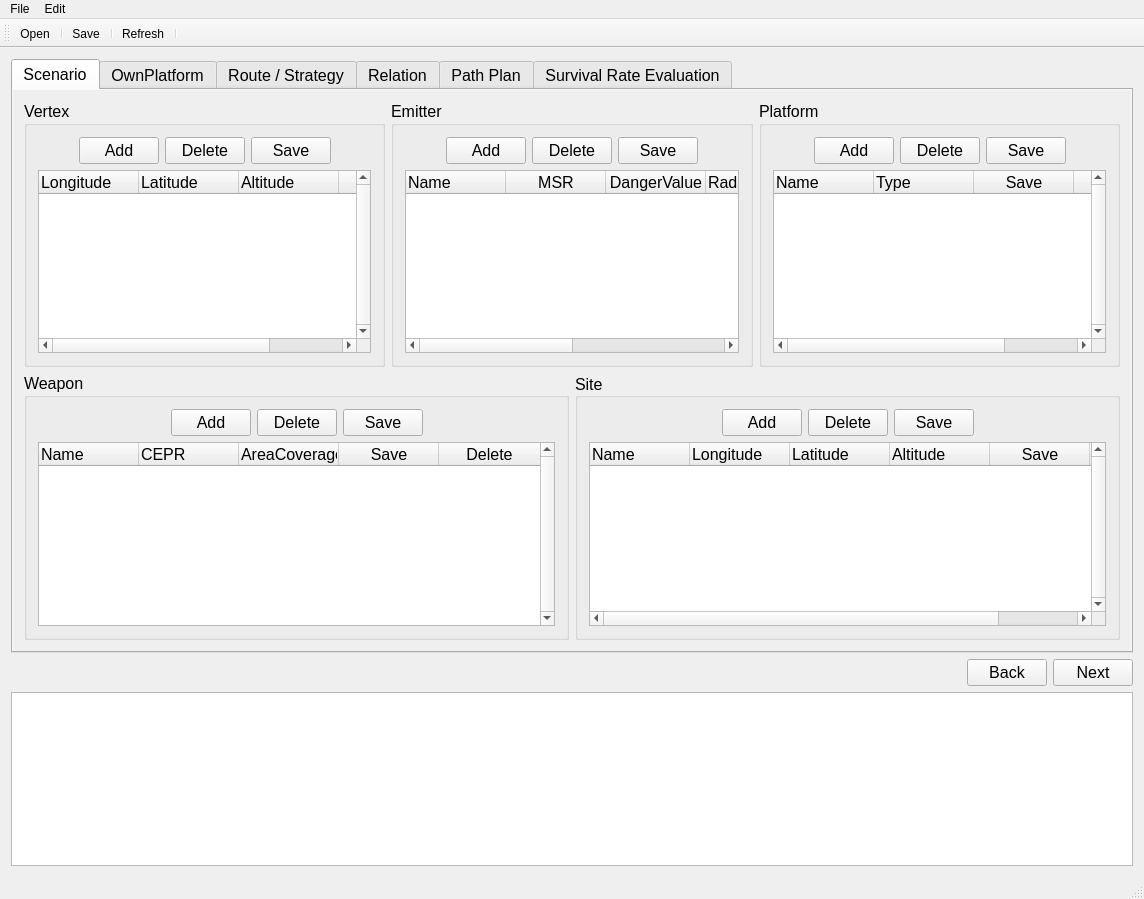
Qt form PathPlanGui/MainWindow.ui (louie17/PathPlanning) before a commit.
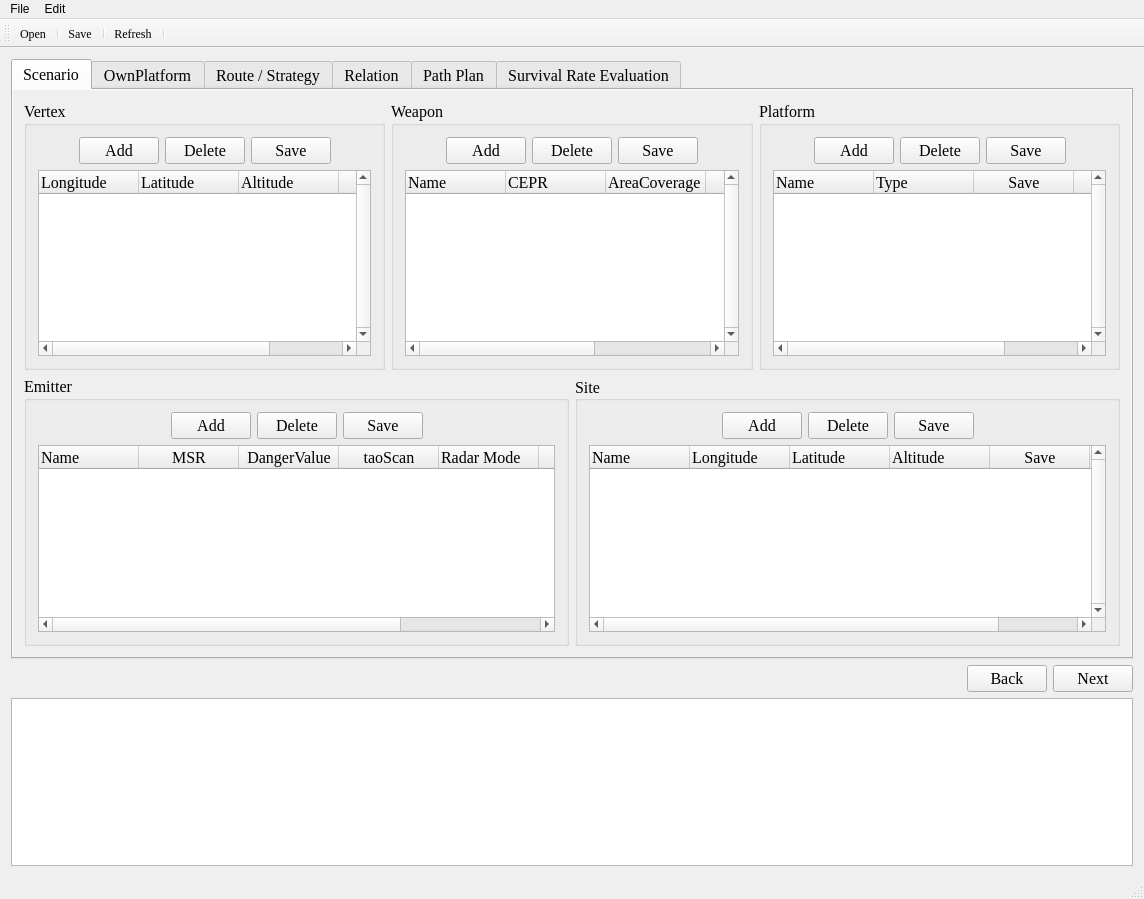
The same form after that commit. The open tabs and pages were chosen to show the change. Custom widgets are drawn as their Qt base class.

Commit message: Checkbox:ECM/ESM Added 策略生成名称添加

Patch:
```diff
--- a/PathPlanGui/MainWindow.ui
+++ b/PathPlanGui/MainWindow.ui
@@ -42,12 +42,12 @@
         </property>
         <property name="font">
          <font>
-          <family>Arial</family>
+          <family>Times New Roman</family>
           <pointsize>12</pointsize>
          </font>
         </property>
         <property name="currentIndex">
-         <number>1</number>
+         <number>4</number>
         </property>
         <widget class="QWidget" name="tab">
          <property name="layoutDirection">
@@ -93,6 +93,11 @@
                    </item>
                    <item>
                     <widget class="QPushButton" name="pushButton_VaddRow">
+                     <property name="font">
+                      <font>
+                       <family>Times New Roman</family>
+                      </font>
+                     </property>
                      <property name="text">
                       <string>Add</string>
                      </property>
@@ -131,7 +136,7 @@
                   <widget class="QTableWidget" name="tableWidget_Vertex">
                    <property name="font">
                     <font>
-                     <family>Arial</family>
+                     <family>Times New Roman</family>
                      <pointsize>12</pointsize>
                     </font>
                    </property>
@@ -208,6 +213,290 @@
              </widget>
             </item>
             <item>
+             <widget class="QGroupBox" name="groupBox_7">
+              <property name="title">
+               <string>Weapon</string>
+              </property>
+              <layout class="QVBoxLayout" name="verticalLayout_8">
+               <item>
+                <layout class="QVBoxLayout" name="verticalLayout_5">
+                 <item>
+                  <layout class="QHBoxLayout" name="horizontalLayout">
+                   <item>
+                    <spacer name="horizontalSpacer_3">
+                     <property name="orientation">
+                      <enum>Qt::Horizontal</enum>
+                     </property>
+                     <property name="sizeHint" stdset="0">
+                      <size>
+                       <width>40</width>
+                       <height>20</height>
+                      </size>
+                     </property>
+                    </spacer>
+                   </item>
+                   <item>
+                    <widget class="QPushButton" name="pushButton_WaddRow">
+                     <property name="text">
+                      <string>Add</string>
+                     </property>
+                    </widget>
+                   </item>
+                   <item>
+                    <widget class="QPushButton" name="pushButton_WdelRow">
+                     <property name="text">
+                      <string>Delete</string>
+                     </property>
+                    </widget>
+                   </item>
+                   <item>
+                    <widget class="QPushButton" name="pushButton_Wsave">
+                     <property name="text">
+                      <string>Save</string>
+                     </property>
+                    </widget>
+                   </item>
+                   <item>
+                    <spacer name="horizontalSpacer_4">
+                     <property name="orientation">
+                      <enum>Qt::Horizontal</enum>
+                     </property>
+                     <property name="sizeHint" stdset="0">
+                      <size>
+                       <width>40</width>
+                       <height>20</height>
+                      </size>
+                     </property>
+                    </spacer>
+                   </item>
+                  </layout>
+                 </item>
+                 <item>
+                  <widget class="QTableWidget" name="tableWidget_Weapon">
+                   <property name="font">
+                    <font>
+                     <family>Times New Roman</family>
+                     <pointsize>12</pointsize>
+                    </font>
+                   </property>
+                   <property name="layoutDirection">
+                    <enum>Qt::LeftToRight</enum>
+                   </property>
+                   <property name="lineWidth">
+                    <number>0</number>
+                   </property>
+                   <property name="verticalScrollBarPolicy">
+                    <enum>Qt::ScrollBarAlwaysOn</enum>
+                   </property>
+                   <property name="horizontalScrollBarPolicy">
+                    <enum>Qt::ScrollBarAsNeeded</enum>
+                   </property>
+                   <property name="dragEnabled">
+                    <bool>true</bool>
+                   </property>
+                   <property name="selectionBehavior">
+                    <enum>QAbstractItemView::SelectItems</enum>
+                   </property>
+                   <property name="textElideMode">
+                    <enum>Qt::ElideMiddle</enum>
+                   </property>
+                   <property name="sortingEnabled">
+                    <bool>true</bool>
+                   </property>
+                   <attribute name="horizontalHeaderCascadingSectionResizes">
+                    <bool>false</bool>
+                   </attribute>
+                   <attribute name="horizontalHeaderShowSortIndicator" stdset="0">
+                    <bool>false</bool>
+                   </attribute>
+                   <attribute name="horizontalHeaderStretchLastSection">
+                    <bool>true</bool>
+                   </attribute>
+                   <attribute name="verticalHeaderShowSortIndicator" stdset="0">
+                    <bool>true</bool>
+                   </attribute>
+                   <column>
+                    <property name="text">
+                     <string>Name</string>
+                    </property>
+                    <property name="textAlignment">
+                     <set>AlignJustify|AlignVCenter</set>
+                    </property>
+                   </column>
+                   <column>
+                    <property name="text">
+                     <string>CEPR</string>
+                    </property>
+                    <property name="textAlignment">
+                     <set>AlignJustify|AlignVCenter</set>
+                    </property>
+                   </column>
+                   <column>
+                    <property name="text">
+                     <string>AreaCoverage</string>
+                    </property>
+                    <property name="textAlignment">
+                     <set>AlignJustify|AlignVCenter</set>
+                    </property>
+                   </column>
+                   <column>
+                    <property name="text">
+                     <string>Save</string>
+                    </property>
+                   </column>
+                   <column>
+                    <property name="text">
+                     <string>Delete</string>
+                    </property>
+                   </column>
+                  </widget>
+                 </item>
+                </layout>
+               </item>
+              </layout>
+             </widget>
+            </item>
+            <item>
+             <widget class="QGroupBox" name="groupBox_2">
+              <property name="title">
+               <string>Platform</string>
+              </property>
+              <layout class="QVBoxLayout" name="verticalLayout_10">
+               <item>
+                <layout class="QVBoxLayout" name="verticalLayout_4">
+                 <item>
+                  <layout class="QHBoxLayout" name="horizontalLayout_5">
+                   <item>
+                    <spacer name="horizontalSpacer_11">
+                     <property name="orientation">
+                      <enum>Qt::Horizontal</enum>
+                     </property>
+                     <property name="sizeHint" stdset="0">
+                      <size>
+                       <width>40</width>
+                       <height>20</height>
+                      </size>
+                     </property>
+                    </spacer>
+                   </item>
+                   <item>
+                    <widget class="QPushButton" name="pushButton_PaddRow">
+                     <property name="text">
+                      <string>Add</string>
+                     </property>
+                    </widget>
+                   </item>
+                   <item>
+                    <widget class="QPushButton" name="pushButton_PdelRow">
+                     <property name="text">
+                      <string>Delete</string>
+                     </property>
+                    </widget>
+                   </item>
+                   <item>
+                    <widget class="QPushButton" name="pushButton_Psave">
+                     <property name="text">
+                      <string>Save</string>
+                     </property>
+                    </widget>
+                   </item>
+                   <item>
+                    <spacer name="horizontalSpacer_12">
+                     <property name="orientation">
+                      <enum>Qt::Horizontal</enum>
+                     </property>
+                     <property name="sizeHint" stdset="0">
+                      <size>
+                       <width>40</width>
+                       <height>20</height>
+                      </size>
+                     </property>
+                    </spacer>
+                   </item>
+                  </layout>
+                 </item>
+                 <item>
+                  <widget class="QTableWidget" name="tableWidget_Platform">
+                   <property name="font">
+                    <font>
+                     <family>Times New Roman</family>
+                     <pointsize>12</pointsize>
+                    </font>
+                   </property>
+                   <property name="layoutDirection">
+                    <enum>Qt::LeftToRight</enum>
+                   </property>
+                   <property name="lineWidth">
+                    <number>0</number>
+                   </property>
+                   <property name="verticalScrollBarPolicy">
+                    <enum>Qt::ScrollBarAlwaysOn</enum>
+                   </property>
+                   <property name="horizontalScrollBarPolicy">
+                    <enum>Qt::ScrollBarAsNeeded</enum>
+                   </property>
+                   <property name="dragEnabled">
+                    <bool>true</bool>
+                   </property>
+                   <property name="selectionBehavior">
+                    <enum>QAbstractItemView::SelectItems</enum>
+                   </property>
+                   <property name="textElideMode">
+                    <enum>Qt::ElideMiddle</enum>
+                   </property>
+                   <property name="sortingEnabled">
+                    <bool>true</bool>
+                   </property>
+                   <attribute name="horizontalHeaderCascadingSectionResizes">
+                    <bool>false</bool>
+                   </attribute>
+                   <attribute name="horizontalHeaderShowSortIndicator" stdset="0">
+                    <bool>false</bool>
+                   </attribute>
+                   <attribute name="horizontalHeaderStretchLastSection">
+                    <bool>false</bool>
+                   </attribute>
+                   <attribute name="verticalHeaderShowSortIndicator" stdset="0">
+                    <bool>true</bool>
+                   </attribute>
+                   <column>
+                    <property name="text">
+                     <string>Name</string>
+                    </property>
+                    <property name="textAlignment">
+                     <set>AlignJustify|AlignVCenter</set>
+                    </property>
+                   </column>
+                   <column>
+                    <property name="text">
+                     <string>Type</string>
+                    </property>
+                    <property name="textAlignment">
+                     <set>AlignJustify|AlignVCenter</set>
+                    </property>
+                   </column>
+                   <column>
+                    <property name="text">
+                     <string>Save</string>
+                    </property>
+                   </column>
+                   <column>
+                    <property name="text">
+                     <string>Delete</string>
+                    </property>
+                   </column>
+                  </widget>
+                 </item>
+                </layout>
+               </item>
+              </layout>
+             </widget>
+            </item>
+           </layout>
+          </item>
+          <item>
+           <layout class="QHBoxLayout" name="horizontalLayout_13">
+            <item>
              <widget class="QGroupBox" name="groupBox_3">
               <property name="title">
                <string>Emitter</string>
@@ -270,7 +559,7 @@
                   <widget class="QTableWidget" name="tableWidget_Emitter">
                    <property name="font">
                     <font>
-                     <family>Arial</family>
+                     <family>Times New Roman</family>
                      <pointsize>12</pointsize>
                     </font>
                    </property>
@@ -304,6 +593,11 @@
                      <string>DangerValue</string>
                     </property>
                    </column>
+                   <column>
+                    <property name="text">
+                     <string>taoScan</string>
+                    </property>
+                   </column>
                    <column>
                     <property name="text">
                      <string>Radar Mode</string>
@@ -330,290 +624,6 @@
              </widget>
             </item>
             <item>
-             <widget class="QGroupBox" name="groupBox_2">
-              <property name="title">
-               <string>Platform</string>
-              </property>
-              <layout class="QVBoxLayout" name="verticalLayout_10">
-               <item>
-                <layout class="QVBoxLayout" name="verticalLayout_4">
-                 <item>
-                  <layout class="QHBoxLayout" name="horizontalLayout_5">
-                   <item>
-                    <spacer name="horizontalSpacer_11">
-                     <property name="orientation">
-                      <enum>Qt::Horizontal</enum>
-                     </property>
-                     <property name="sizeHint" stdset="0">
-                      <size>
-                       <width>40</width>
-                       <height>20</height>
-                      </size>
-                     </property>
-                    </spacer>
-                   </item>
-                   <item>
-                    <widget class="QPushButton" name="pushButton_PaddRow">
-                     <property name="text">
-                      <string>Add</string>
-                     </property>
-                    </widget>
-                   </item>
-                   <item>
-                    <widget class="QPushButton" name="pushButton_PdelRow">
-                     <property name="text">
-                      <string>Delete</string>
-                     </property>
-                    </widget>
-                   </item>
-                   <item>
-                    <widget class="QPushButton" name="pushButton_Psave">
-                     <property name="text">
-                      <string>Save</string>
-                     </property>
-                    </widget>
-                   </item>
-                   <item>
-                    <spacer name="horizontalSpacer_12">
-                     <property name="orientation">
-                      <enum>Qt::Horizontal</enum>
-                     </property>
-                     <property name="sizeHint" stdset="0">
-                      <size>
-                       <width>40</width>
-                       <height>20</height>
-                      </size>
-                     </property>
-                    </spacer>
-                   </item>
-                  </layout>
-                 </item>
-                 <item>
-                  <widget class="QTableWidget" name="tableWidget_Platform">
-                   <property name="font">
-                    <font>
-                     <family>Arial</family>
-                     <pointsize>12</pointsize>
-                    </font>
-                   </property>
-                   <property name="layoutDirection">
-                    <enum>Qt::LeftToRight</enum>
-                   </property>
-                   <property name="lineWidth">
-                    <number>0</number>
-                   </property>
-                   <property name="verticalScrollBarPolicy">
-                    <enum>Qt::ScrollBarAlwaysOn</enum>
-                   </property>
-                   <property name="horizontalScrollBarPolicy">
-                    <enum>Qt::ScrollBarAsNeeded</enum>
-                   </property>
-                   <property name="dragEnabled">
-                    <bool>true</bool>
-                   </property>
-                   <property name="selectionBehavior">
-                    <enum>QAbstractItemView::SelectItems</enum>
-                   </property>
-                   <property name="textElideMode">
-                    <enum>Qt::ElideMiddle</enum>
-                   </property>
-                   <property name="sortingEnabled">
-                    <bool>true</bool>
-                   </property>
-                   <attribute name="horizontalHeaderCascadingSectionResizes">
-                    <bool>false</bool>
-                   </attribute>
-                   <attribute name="horizontalHeaderShowSortIndicator" stdset="0">
-                    <bool>false</bool>
-                   </attribute>
-                   <attribute name="horizontalHeaderStretchLastSection">
-                    <bool>false</bool>
-                   </attribute>
-                   <attribute name="verticalHeaderShowSortIndicator" stdset="0">
-                    <bool>true</bool>
-                   </attribute>
-                   <column>
-                    <property name="text">
-                     <string>Name</string>
-                    </property>
-                    <property name="textAlignment">
-                     <set>AlignJustify|AlignVCenter</set>
-                    </property>
-                   </column>
-                   <column>
-                    <property name="text">
-                     <string>Type</string>
-                    </property>
-                    <property name="textAlignment">
-                     <set>AlignJustify|AlignVCenter</set>
-                    </property>
-                   </column>
-                   <column>
-                    <property name="text">
-                     <string>Save</string>
-                    </property>
-                   </column>
-                   <column>
-                    <property name="text">
-                     <string>Delete</string>
-                    </property>
-                   </column>
-                  </widget>
-                 </item>
-                </layout>
-               </item>
-              </layout>
-             </widget>
-            </item>
-           </layout>
-          </item>
-          <item>
-           <layout class="QHBoxLayout" name="horizontalLayout_13">
-            <item>
-             <widget class="QGroupBox" name="groupBox_7">
-              <property name="title">
-               <string>Weapon</string>
-              </property>
-              <layout class="QVBoxLayout" name="verticalLayout_8">
-               <item>
-                <layout class="QVBoxLayout" name="verticalLayout_5">
-                 <item>
-                  <layout class="QHBoxLayout" name="horizontalLayout">
-                   <item>
-                    <spacer name="horizontalSpacer_3">
-                     <property name="orientation">
-                      <enum>Qt::Horizontal</enum>
-                     </property>
-                     <property name="sizeHint" stdset="0">
-                      <size>
-                       <width>40</width>
-                       <height>20</height>
-                      </size>
-                     </property>
-                    </spacer>
-                   </item>
-                   <item>
-                    <widget class="QPushButton" name="pushButton_WaddRow">
-                     <property name="text">
-                      <string>Add</string>
-                     </property>
-                    </widget>
-                   </item>
-                   <item>
-                    <widget class="QPushButton" name="pushButton_WdelRow">
-                     <property name="text">
-                      <string>Delete</string>
-                     </property>
-                    </widget>
-                   </item>
-                   <item>
-                    <widget class="QPushButton" name="pushButton_Wsave">
-                     <property name="text">
-                      <string>Save</string>
-                     </property>
-                    </widget>
-                   </item>
-                   <item>
-                    <spacer name="horizontalSpacer_4">
-                     <property name="orientation">
-                      <enum>Qt::Horizontal</enum>
-                     </property>
-                     <property name="sizeHint" stdset="0">
-                      <size>
-                       <width>40</width>
-                       <height>20</height>
-                      </size>
-                     </property>
-                    </spacer>
-                   </item>
-                  </layout>
-                 </item>
-                 <item>
-                  <widget class="QTableWidget" name="tableWidget_Weapon">
-                   <property name="font">
-                    <font>
-                     <family>Arial</family>
-                     <pointsize>12</pointsize>
-                    </font>
-                   </property>
-                   <property name="layoutDirection">
-                    <enum>Qt::LeftToRight</enum>
-                   </property>
-                   <property name="lineWidth">
-                    <number>0</number>
-                   </property>
-                   <property name="verticalScrollBarPolicy">
-                    <enum>Qt::ScrollBarAlwaysOn</enum>
-                   </property>
-                   <property name="horizontalScrollBarPolicy">
-                    <enum>Qt::ScrollBarAsNeeded</enum>
-                   </property>
-                   <property name="dragEnabled">
-                    <bool>true</bool>
-                   </property>
-                   <property name="selectionBehavior">
-                    <enum>QAbstractItemView::SelectItems</enum>
-                   </property>
-                   <property name="textElideMode">
-                    <enum>Qt::ElideMiddle</enum>
-                   </property>
-                   <property name="sortingEnabled">
-                    <bool>true</bool>
-                   </property>
-                   <attribute name="horizontalHeaderCascadingSectionResizes">
-                    <bool>false</bool>
-                   </attribute>
-                   <attribute name="horizontalHeaderShowSortIndicator" stdset="0">
-                    <bool>false</bool>
-                   </attribute>
-                   <attribute name="horizontalHeaderStretchLastSection">
-                    <bool>true</bool>
-                   </attribute>
-                   <attribute name="verticalHeaderShowSortIndicator" stdset="0">
-                    <bool>true</bool>
-                   </attribute>
-                   <column>
-                    <property name="text">
-                     <string>Name</string>
-                    </property>
-                    <property name="textAlignment">
-                     <set>AlignJustify|AlignVCenter</set>
-                    </property>
-                   </column>
-                   <column>
-                    <property name="text">
-                     <string>CEPR</string>
-                    </property>
-                    <property name="textAlignment">
-                     <set>AlignJustify|AlignVCenter</set>
-                    </property>
-                   </column>
-                   <column>
-                    <property name="text">
-                     <string>AreaCoverage</string>
-                    </property>
-                    <property name="textAlignment">
-                     <set>AlignJustify|AlignVCenter</set>
-                    </property>
-                   </column>
-                   <column>
-                    <property name="text">
-                     <string>Save</string>
-                    </property>
-                   </column>
-                   <column>
-                    <property name="text">
-                     <string>Delete</string>
-                    </property>
-                   </column>
-                  </widget>
-                 </item>
-                </layout>
-               </item>
-              </layout>
-             </widget>
-            </item>
-            <item>
              <widget class="QGroupBox" name="groupBox_4">
               <property name="sizePolicy">
                <sizepolicy hsizetype="Expanding" vsizetype="Expanding">
@@ -697,7 +707,7 @@
                   <widget class="QTableWidget" name="tableWidget_Site">
                    <property name="font">
                     <font>
-                     <family>Arial</family>
+                     <family>Times New Roman</family>
                      <pointsize>12</pointsize>
                     </font>
                    </property>
@@ -863,7 +873,7 @@
                   <widget class="QTableWidget" name="tableWidget_OPlatform">
                    <property name="font">
                     <font>
-                     <family>Arial</family>
+                     <family>Times New Roman</family>
                      <pointsize>12</pointsize>
                     </font>
                    </property>
@@ -1039,7 +1049,7 @@
                   <widget class="QTableWidget" name="tableWidget_Ecm">
                    <property name="font">
                     <font>
-                     <family>Arial</family>
+                     <family>Times New Roman</family>
                      <pointsize>12</pointsize>
                     </font>
                    </property>
@@ -1504,7 +1514,7 @@
                 <widget class="QTableWidget" name="tableWidget_ESMStra">
                  <property name="font">
                   <font>
-                   <family>Arial</family>
+                   <family>Times New Roman</family>
                    <pointsize>12</pointsize>
                   </font>
                  </property>
@@ -1616,7 +1626,7 @@
                 <widget class="QTableWidget" name="tableWidget_ECMStra">
                  <property name="font">
                   <font>
-                   <family>Arial</family>
+                   <family>Times New Roman</family>
                    <pointsize>12</pointsize>
                   </font>
                  </property>
@@ -2951,7 +2961,7 @@
                <widget class="QGroupBox" name="groupBox_16">
                 <property name="font">
                  <font>
-                  <family>Arial</family>
+                  <family>Times New Roman</family>
                   <pointsize>12</pointsize>
                  </font>
                 </property>
@@ -2969,7 +2979,7 @@
                    </property>
                    <property name="font">
                     <font>
-                     <family>Arial</family>
+                     <family>Times New Roman</family>
                      <pointsize>12</pointsize>
                     </font>
                    </property>
@@ -3205,6 +3215,27 @@
                 </layout>
                </widget>
               </item>
+              <item>
+               <widget class="QCheckBox" name="ecmsojchkbox">
+                <property name="text">
+                 <string>ECM:SOJ</string>
+                </property>
+               </widget>
+              </item>
+              <item>
+               <widget class="QCheckBox" name="ecmspjchkbox">
+                <property name="text">
+                 <string>ECM:SPJ</string>
+                </property>
+               </widget>
+              </item>
+              <item>
+               <widget class="QCheckBox" name="esmspjchkbox">
+                <property name="text">
+                 <string>ESM:SPJ</string>
+                </property>
+               </widget>
+              </item>
               <item>
                <spacer name="verticalSpacer_3">
                 <property name="orientation">
@@ -3239,7 +3270,7 @@
                    <widget class="QLabel" name="label_18">
                     <property name="font">
                      <font>
-                      <family>Arial</family>
+                      <family>Times New Roman</family>
                       <pointsize>12</pointsize>
                      </font>
                     </property>
@@ -3253,12 +3284,6 @@
                   </item>
                   <item row="0" column="2">
                    <widget class="QLabel" name="label_20">
-                    <property name="font">
-                     <font>
-                      <family>Arial</family>
-                      <pointsize>12</pointsize>
-                     </font>
-                    </property>
                     <property name="text">
                      <string>MissionType:</string>
                     </property>
@@ -3279,12 +3304,6 @@
                   </item>
                   <item row="1" column="0">
                    <widget class="QLabel" name="label_21">
-                    <property name="font">
-                     <font>
-                      <family>Arial</family>
-                      <pointsize>12</pointsize>
-                     </font>
-                    </property>
                     <property name="text">
                      <string>Route Name:</string>
                     </property>
@@ -3292,12 +3311,6 @@
                   </item>
                   <item row="1" column="1">
                    <widget class="QLineEdit" name="lineEdit_Rnew">
-                    <property name="font">
-                     <font>
-                      <family>Arial</family>
-                      <pointsize>12</pointsize>
-                     </font>
-                    </property>
                     <property name="text">
                      <string>Route1</string>
                     </property>
@@ -3363,12 +3376,6 @@
           </item>
           <item row="0" column="0" rowspan="2">
            <widget class="QGroupBox" name="groupBox_10">
-            <property name="font">
-             <font>
-              <family>Arial</family>
-              <pointsize>12</pointsize>
-             </font>
-            </property>
             <property name="title">
              <string>OwnPlatform Select</string>
             </property>
@@ -3377,12 +3384,6 @@
               <layout class="QGridLayout" name="gridLayout_11">
                <item row="0" column="0" alignment="Qt::AlignRight">
                 <widget class="QLabel" name="label_28">
-                 <property name="font">
-                  <font>
-                   <family>Arial</family>
-                   <pointsize>12</pointsize>
-                  </font>
-                 </property>
                  <property name="text">
                   <string>OwnPlatform:</string>
                  </property>
@@ -3393,12 +3394,6 @@
                </item>
                <item row="0" column="2">
                 <widget class="QLabel" name="label_29">
-                 <property name="font">
-                  <font>
-                   <family>Arial</family>
-                   <pointsize>12</pointsize>
-                  </font>
-                 </property>
                  <property name="text">
                   <string>MissionType:</string>
                  </property>
@@ -3406,12 +3401,6 @@
                </item>
                <item row="0" column="3">
                 <widget class="QLabel" name="label_OMissionT">
-                 <property name="font">
-                  <font>
-                   <family>Arial</family>
-                   <pointsize>12</pointsize>
-                  </font>
-                 </property>
                  <property name="text">
                   <string>null</string>
                  </property>
@@ -3419,12 +3408,6 @@
                </item>
                <item row="1" column="0" alignment="Qt::AlignRight">
                 <widget class="QLabel" name="label_31">
-                 <property name="font">
-                  <font>
-                   <family>Arial</family>
-                   <pointsize>12</pointsize>
-                  </font>
-                 </property>
                  <property name="text">
                   <string>Route:</string>
                  </property>
@@ -3445,12 +3428,6 @@
                  <layout class="QGridLayout" name="gridLayout_10">
                   <item row="1" column="2">
                    <widget class="QLabel" name="label_27">
-                    <property name="font">
-                     <font>
-                      <family>Arial</family>
-                      <pointsize>12</pointsize>
-                     </font>
-                    </property>
                     <property name="text">
                      <string>ESMStrategy:</string>
                     </property>
@@ -3458,12 +3435,6 @@
                   </item>
                   <item row="0" column="0" alignment="Qt::AlignRight">
                    <widget class="QCheckBox" name="checkBox_Ecm">
-                    <property name="font">
-                     <font>
-                      <family>Arial</family>
-                      <pointsize>12</pointsize>
-                     </font>
-                    </property>
                     <property name="text">
                      <string>ECM:</string>
                     </property>
@@ -3474,12 +3445,6 @@
                   </item>
                   <item row="0" column="2">
                    <widget class="QLabel" name="label_4">
-                    <property name="font">
-                     <font>
-                      <family>Arial</family>
-                      <pointsize>12</pointsize>
-                     </font>
-                    </property>
                     <property name="text">
                      <string>ECMStrategy:</string>
                     </property>
@@ -3496,12 +3461,6 @@
                   </item>
                   <item row="1" column="0" alignment="Qt::AlignRight">
                    <widget class="QCheckBox" name="checkBox_Esm">
-                    <property name="font">
-                     <font>
-                      <family>Arial</family>
-                      <pointsize>12</pointsize>
-                     </font>
-                    </property>
                     <property name="text">
                      <string>ESM:</string>
                     </property>
@@ -3584,7 +3543,7 @@
        <widget class="QPushButton" name="pushButton_back">
         <property name="font">
          <font>
-          <family>Arial</family>
+          <family>Times New Roman</family>
           <pointsize>12</pointsize>
          </font>
         </property>
@@ -3597,7 +3556,7 @@
        <widget class="QPushButton" name="pushButton_next">
         <property name="font">
          <font>
-          <family>Arial</family>
+          <family>Times New Roman</family>
           <pointsize>12</pointsize>
          </font>
         </property>
@@ -3673,6 +3632,11 @@
    <addaction name="menuEdit"/>
   </widget>
   <widget class="QToolBar" name="mainToolBar">
+   <property name="font">
+    <font>
+     <family>Times New Roman</family>
+    </font>
+   </property>
    <property name="acceptDrops">
     <bool>true</bool>
    </property>
```
The commit also changes 5 other files.
